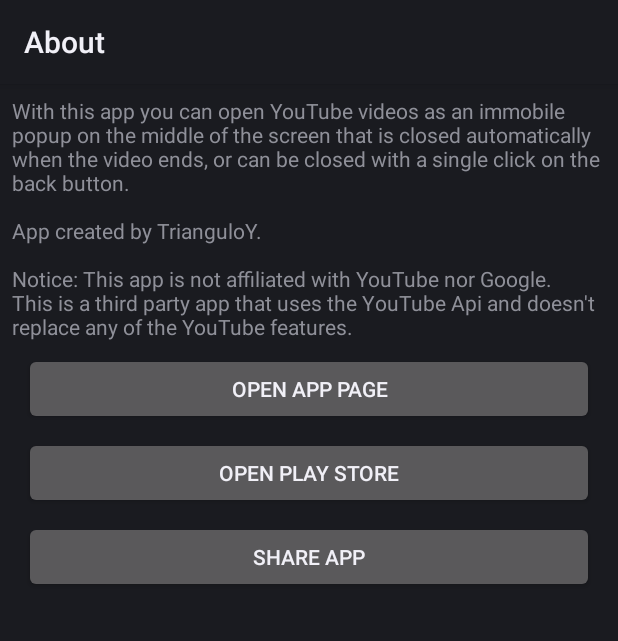
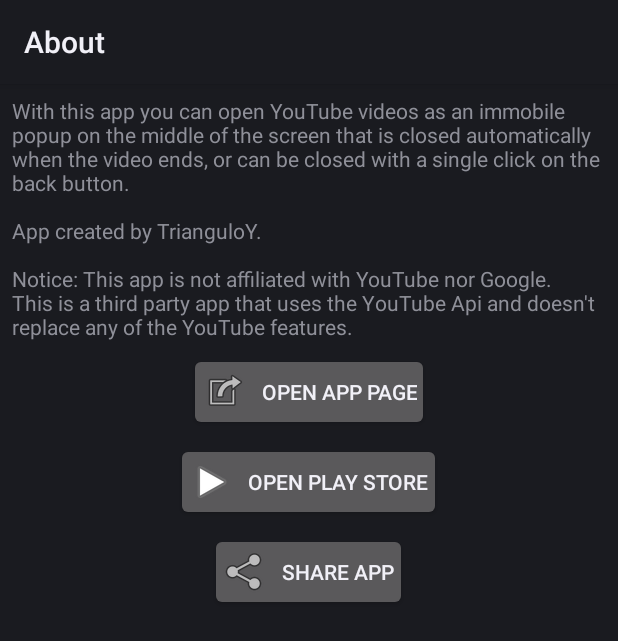
Before and after one commit to TrianguloY/PreviewVideo, an Android app: the AboutActivity screen opened directly, with no data from a screen before it, on a phone screen of 412 x 824 dp. Shown: the top 641 px of the screen. Run offline under Robolectric (Android 15) with nearby library versions, the phone set to English and light mode, and no system bars.

Commit message:
V 0.1 - Changed name to Preview video - Small tweaks to layout - Fixed click on example link

```diff
--- a/app/src/main/AndroidManifest.xml
+++ b/app/src/main/AndroidManifest.xml
@@ -1,8 +1,8 @@
 <?xml version="1.0" encoding="utf-8"?>
 <manifest xmlns:android="http://schemas.android.com/apk/res/android"
     package="com.trianguloy.popupvideo"
-    android:versionCode="1"
-    android:versionName="1.0">
+    android:versionCode="2"
+    android:versionName="0.1">
 
     <application
         android:icon="@mipmap/ic_launcher"
--- a/app/src/main/java/com/trianguloy/popupvideo/activities/entry/EntryPoint.java
+++ b/app/src/main/java/com/trianguloy/popupvideo/activities/entry/EntryPoint.java
@@ -60,7 +60,7 @@
 
         //logic
         if (PackageManager.amITheDefault(this) && !getIntent().hasExtra(FINISH_ON_ENDED)) {
-            // we are the default app (and first time opened), let the user choose open as popup or not
+            // we are the default app (and first time opened), let the user choose open as preview or not
 
             Intent chooser = Intent.createChooser(new Intent(convertedIntent).setPackage(getPackageName()), getString(R.string.title_chooser));
 
--- a/app/src/main/java/com/trianguloy/popupvideo/activities/main/MainActivity.java
+++ b/app/src/main/java/com/trianguloy/popupvideo/activities/main/MainActivity.java
@@ -32,7 +32,7 @@
                 cls = AboutActivity.class;
                 break;
             case R.id.m_img_icon:
-                Toast.makeText(this, "Popup Video, by TrianguloY", Toast.LENGTH_SHORT).show();
+                Toast.makeText(this, getString(R.string.app_name) + ", by TrianguloY", Toast.LENGTH_SHORT).show();
                 return;
             default:
                 Log.d("SWITCH", view.toString());
--- a/app/src/main/java/com/trianguloy/popupvideo/activities/main/SetupActivity.java
+++ b/app/src/main/java/com/trianguloy/popupvideo/activities/main/SetupActivity.java
@@ -13,6 +13,7 @@
 import android.widget.Spinner;
 import android.widget.TextView;
 
+import com.trianguloy.popupvideo.BuildConfig;
 import com.trianguloy.popupvideo.R;
 import com.trianguloy.popupvideo.utils.PackageManager;
 import com.trianguloy.popupvideo.utils.Preferences;
@@ -93,7 +94,9 @@
         // set the none option
         otherApps.add(0, new PackageManager.PackageInfo(null, getString(R.string.spinner_none)));
 
-        otherApps.add(new PackageManager.PackageInfo("invalid", "invalid"));
+        // for debug only: set the invalid option
+        if (BuildConfig.DEBUG)
+            otherApps.add(new PackageManager.PackageInfo("invalid", "invalid"));
 
         // initialize adapter
         ArrayAdapter<PackageManager.PackageInfo> adapter = new ArrayAdapter<>(this, android.R.layout.simple_spinner_dropdown_item, otherApps);
--- a/app/src/main/res/layout/activity_about.xml
+++ b/app/src/main/res/layout/activity_about.xml
@@ -19,32 +19,41 @@
 
         <Button
             android:id="@+id/abt_btn_appPage"
-            android:layout_width="match_parent"
+            android:layout_width="wrap_content"
             android:layout_height="wrap_content"
-            android:layout_marginLeft="@dimen/padding"
+            android:layout_gravity="center_horizontal"
             android:layout_marginTop="@dimen/padding"
-            android:layout_marginRight="@dimen/padding"
+            android:drawableLeft="@android:drawable/ic_menu_set_as"
+            android:drawablePadding="@dimen/padding"
             android:onClick="onButtonClick"
+            android:paddingLeft="@dimen/padding"
+            android:paddingRight="@dimen/padding"
             android:text="@string/btn_appPage" />
 
         <Button
             android:id="@+id/abt_btn_openStore"
-            android:layout_width="match_parent"
+            android:layout_width="wrap_content"
             android:layout_height="wrap_content"
-            android:layout_marginLeft="@dimen/padding"
+            android:layout_gravity="center_horizontal"
             android:layout_marginTop="@dimen/padding"
-            android:layout_marginRight="@dimen/padding"
+            android:drawableLeft="@android:drawable/ic_media_play"
+            android:drawablePadding="@dimen/padding"
             android:onClick="onButtonClick"
+            android:paddingLeft="@dimen/padding"
+            android:paddingRight="@dimen/padding"
             android:text="@string/btn_openStore" />
 
         <Button
             android:id="@+id/abt_btn_shareStore"
-            android:layout_width="match_parent"
+            android:layout_width="wrap_content"
             android:layout_height="wrap_content"
-            android:layout_marginLeft="@dimen/padding"
+            android:layout_gravity="center_horizontal"
             android:layout_marginTop="@dimen/padding"
-            android:layout_marginRight="@dimen/padding"
+            android:drawableLeft="@android:drawable/ic_menu_share"
+            android:drawablePadding="@dimen/padding"
             android:onClick="onButtonClick"
+            android:paddingLeft="@dimen/padding"
+            android:paddingRight="@dimen/padding"
             android:text="@string/abt_shareStore" />
     </LinearLayout>
 </ScrollView>
--- a/app/src/main/res/layout/activity_setup.xml
+++ b/app/src/main/res/layout/activity_setup.xml
@@ -29,6 +29,8 @@
                 android:layout_width="wrap_content"
                 android:layout_height="wrap_content"
                 android:onClick="onButtonClick"
+                android:paddingLeft="@dimen/padding"
+                android:paddingRight="@dimen/padding"
                 android:text="@string/btn_setAsDefault" />
 
             <ImageView
@@ -91,6 +93,7 @@
             android:id="@+id/stp_txtL_testLink"
             android:layout_width="match_parent"
             android:layout_height="wrap_content"
+            android:clickable="true"
             android:onClick="onClick"
             android:paddingTop="@dimen/padding"
             android:paddingBottom="@dimen/padding"
--- a/app/src/main/res/values/strings.xml
+++ b/app/src/main/res/values/strings.xml
@@ -1,5 +1,5 @@
 <resources>
-    <string name="app_name">Popup Video</string>
+    <string name="app_name">Preview Video</string>
 
     <!-- EntryPoint -->
     <string name="toast_appNotFound">The package \'%s\' can\'t be opened.</string>
@@ -23,7 +23,7 @@
     <string name="txt_setAsDefault">(!) This app is currently not shown when opening Youtube Links. To be able to select this app when pressing YouTube links press the button below and enable the \'open links in this app\' setting.</string>
     <string name="btn_setAsDefault">Android settings</string>
     <string name="toast_noSettings">Can\'t open the Android settings</string>
-    <string name="desc_app">Choose what app to open. Note: if this app is set as the default for YouTube links it will show a dialog to choose between opening as popup or not.</string>
+    <string name="desc_app">Choose what app to open. Note: if this app is set as the default for YouTube links it will show a dialog to choose between opening as preview or not.</string>
     <string name="spinner_none">None</string>
     <string name="desc_fullscreen">Display videos in landscape fullscreen instead.</string>
     <string name="chx_fullscreen">Landscape fullscreen</string>
```
Also changed, not shown: app/src/main/res/layout/activity_main.xml (+8 -6 lines).
